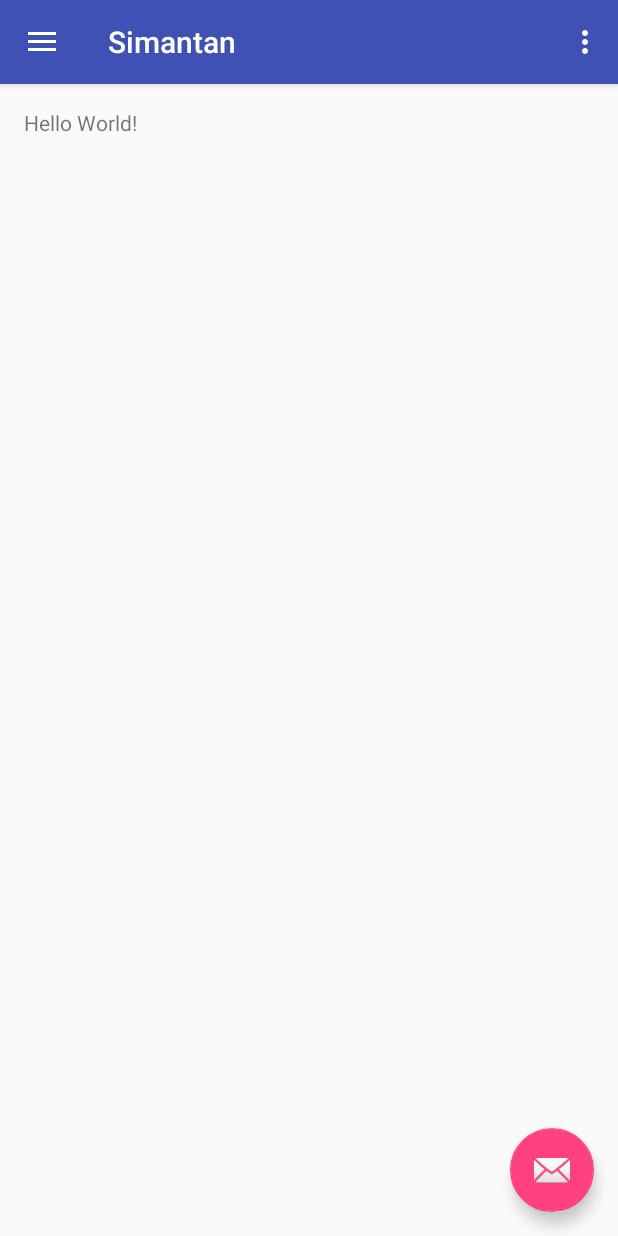
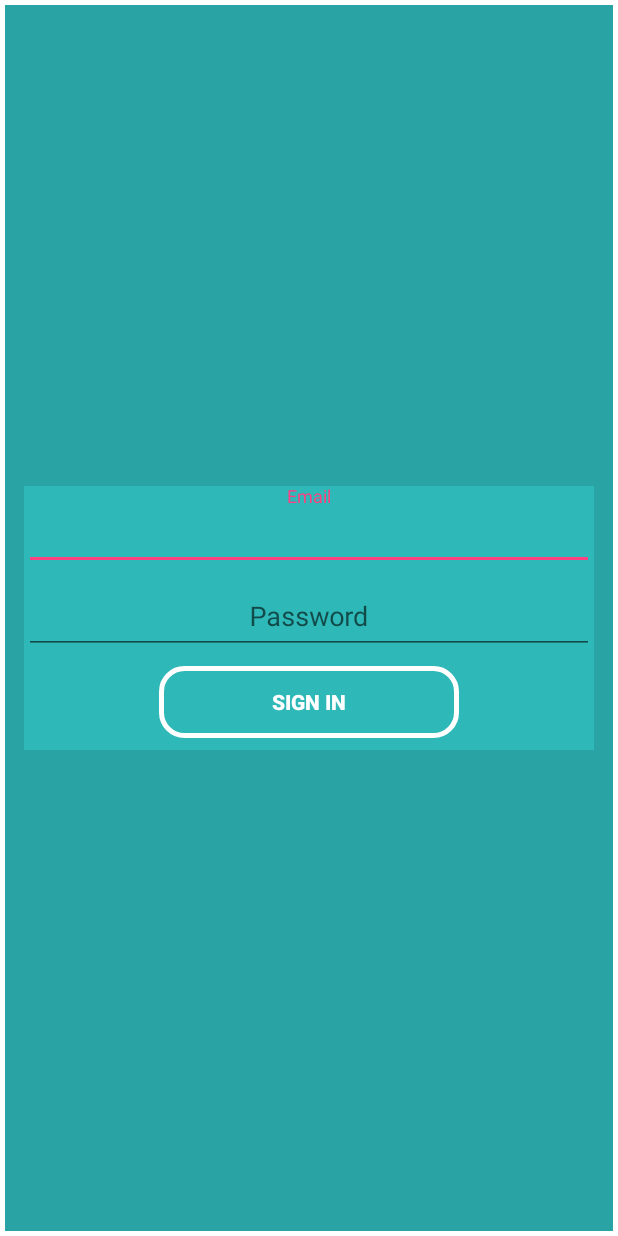
Before and after one commit to rizaldihabibie/simantan, an Android app: the screen it shows after launch (MainActivity before the commit, LoginPage after it), on a phone screen of 412 x 824 dp. Run offline under Robolectric (Android 15) with nearby library versions, the phone set to English and light mode, and no system bars.

Commit message:
CRUD pertama

```diff
--- a/app/src/main/java/com/niscalindo/LoginActivity.java
+++ b/app/src/main/java/com/niscalindo/simantan/LoginActivity.java
@@ -1,4 +1,4 @@
-package com.niscalindo;
+package com.niscalindo.simantan;
 
 import android.animation.Animator;
 import android.animation.AnimatorListenerAdapter;
@@ -31,8 +31,6 @@ import android.widget.TextView;
 
 import java.util.ArrayList;
 import java.util.List;
-
-import com.niscalindo.simantan.R;
 
 import static android.Manifest.permission.READ_CONTACTS;
 
--- /dev/null
+++ b/app/src/main/java/com/niscalindo/simantan/LoginPage.java
@@ -0,0 +1,39 @@
+package com.niscalindo.simantan;
+
+import android.content.Intent;
+import android.os.Bundle;
+import android.support.v7.app.AppCompatActivity;
+import android.view.View;
+import android.widget.Button;
+import android.widget.EditText;
+
+/**
+ * Created by USER on 1/28/2018.
+ */
+public class LoginPage extends AppCompatActivity{
+    private static EditText username;
+    private static EditText password;
+    private static Button loginButton;
+
+    @Override
+    protected void onCreate(Bundle savedInstanceState){
+        super.onCreate(savedInstanceState);
+        setContentView(R.layout.activity_login);
+        loginAction();
+    }
+
+    public void loginAction(){
+        username = (EditText)findViewById(R.id.email);
+        password = (EditText)findViewById(R.id.password);
+        loginButton = (Button)findViewById(R.id.email_sign_in_button);
+        loginButton.setOnClickListener(
+                new View.OnClickListener() {
+                    @Override
+                    public void onClick(View v) {
+                       Intent intent = new Intent("com.niscalindo.simantan.MainMenu");
+                        startActivity(intent);
+                    }
+                }
+        );
+    }
+}
--- /dev/null
+++ b/app/src/main/res/drawable/button_menu.xml
@@ -0,0 +1,6 @@
+<?xml version="1.0" encoding="utf-8"?>
+<shape xmlns:android="http://schemas.android.com/apk/res/android"
+    android:shape="rectangle">
+    <corners android:radius="15dp" />
+    <solid android:color="#ffffff"/>
+</shape>
--- /dev/null
+++ b/app/src/main/res/drawable/form_login_page.xml
@@ -0,0 +1,4 @@
+<shape xmlns:android="http://schemas.android.com/apk/res/android"
+    android:shape="rectangle">
+    <solid android:color="#2eb8b8"/>
+</shape>
--- a/app/src/main/res/layout/activity_login.xml
+++ b/app/src/main/res/layout/activity_login.xml
@@ -10,7 +10,7 @@
     android:paddingLeft="@dimen/activity_horizontal_margin"
     android:paddingRight="@dimen/activity_horizontal_margin"
     android:paddingTop="@dimen/activity_vertical_margin"
-    tools:context="com.niscalindo.LoginActivity">
+    tools:context=".LoginActivity">
 
     <!-- Login progress -->
     <ProgressBar
@@ -81,7 +81,7 @@
                 android:layout_height="match_parent" >
 
                 <Button
-                    android:style="@style/AppTheme.LoginButton"
+                    android:theme="@style/AppTheme.LoginButton"
                     android:background="@drawable/button_login"
                     android:id="@+id/email_sign_in_button"
                     android:layout_width="200dp"
--- a/app/src/main/res/values/colors.xml
+++ b/app/src/main/res/values/colors.xml
@@ -5,4 +5,5 @@
     <color name="colorAccent">#FF4081</color>
     <color name="Green">#99ff99</color>.
     <color name="White">#ffffff</color>.
+    <color name="Black">#000000</color>.
 </resources>
--- a/app/src/main/res/values/styles.xml
+++ b/app/src/main/res/values/styles.xml
@@ -18,6 +18,10 @@
         <item name="android:background">@color/Green</item>
         <item name="android:textColor">@color/White</item>
     </style>
+    <style name="AppTheme.ButtonMenu" parent="Widget.AppCompat.Button.Colored">
+        <item name="android:background">@color/White</item>
+        <item name="android:textColor">@color/Black</item>
+    </style>
     <style name="AppTheme.Hint" parent="Theme.AppCompat.NoActionBar">
         <item name="android:textColorHint">@color/White</item>
     </style>
```
Also changed, not shown: app/src/main/AndroidManifest.xml (+27 -5 lines), app/src/main/java/com/niscalindo/simantan/MainMenu.java (added, +21 -0 lines), app/src/main/java/com/niscalindo/simantan/database/helper/Databasehelper.java (added, +49 -0 lines), app/src/main/java/com/niscalindo/simantan/database/model/Gardu.java (added, +28 -0 lines), app/src/main/res/layout/home_menu.xml (added, +48 -0 lines).
